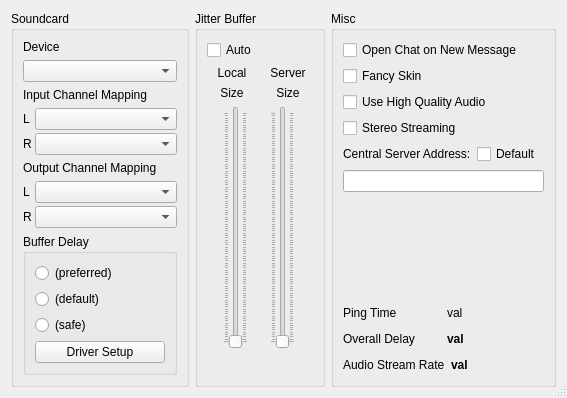
Old version of the form src/clientsettingsdlgbase.ui in the repository jamulussoftware/jamulus.
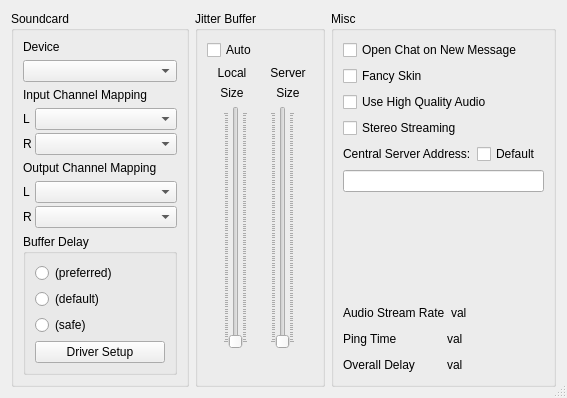
New version of the form. Icons and pictures are not drawn. Custom widgets are drawn as their Qt base class.

Diff of the .ui file:
```diff
--- a/src/clientsettingsdlgbase.ui
+++ b/src/clientsettingsdlgbase.ui
@@ -564,6 +564,30 @@
         </property>
        </spacer>
       </item>
+      <item>
+       <layout class="QHBoxLayout" >
+        <item>
+         <widget class="QLabel" name="lblUpstream" >
+          <property name="text" >
+           <string>Audio Stream Rate</string>
+          </property>
+         </widget>
+        </item>
+        <item>
+         <widget class="QLabel" name="lblUpstreamValue" >
+          <property name="minimumSize" >
+           <size>
+            <width>0</width>
+            <height>20</height>
+           </size>
+          </property>
+          <property name="text" >
+           <string>val</string>
+          </property>
+         </widget>
+        </item>
+       </layout>
+      </item>
       <item>
        <layout class="QHBoxLayout" >
         <item>
@@ -622,12 +646,6 @@
               <height>20</height>
              </size>
             </property>
-            <property name="font" >
-             <font>
-              <weight>75</weight>
-              <bold>true</bold>
-             </font>
-            </property>
             <property name="text" >
              <string>val</string>
             </property>
@@ -659,36 +677,6 @@
         </item>
        </layout>
       </item>
-      <item>
-       <layout class="QHBoxLayout" >
-        <item>
-         <widget class="QLabel" name="lblUpstream" >
-          <property name="text" >
-           <string>Audio Stream Rate</string>
-          </property>
-         </widget>
-        </item>
-        <item>
-         <widget class="QLabel" name="lblUpstreamValue" >
-          <property name="minimumSize" >
-           <size>
-            <width>0</width>
-            <height>20</height>
-           </size>
-          </property>
-          <property name="font" >
-           <font>
-            <weight>75</weight>
-            <bold>true</bold>
-           </font>
-          </property>
-          <property name="text" >
-           <string>val</string>
-          </property>
-         </widget>
-        </item>
-       </layout>
-      </item>
      </layout>
     </widget>
    </item>
```
